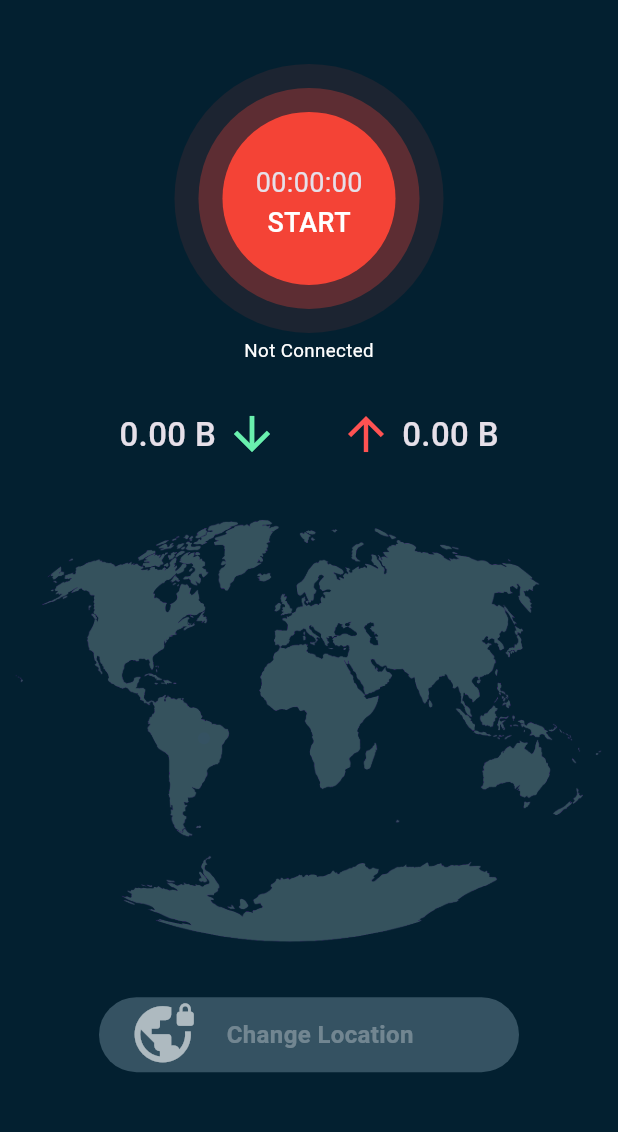
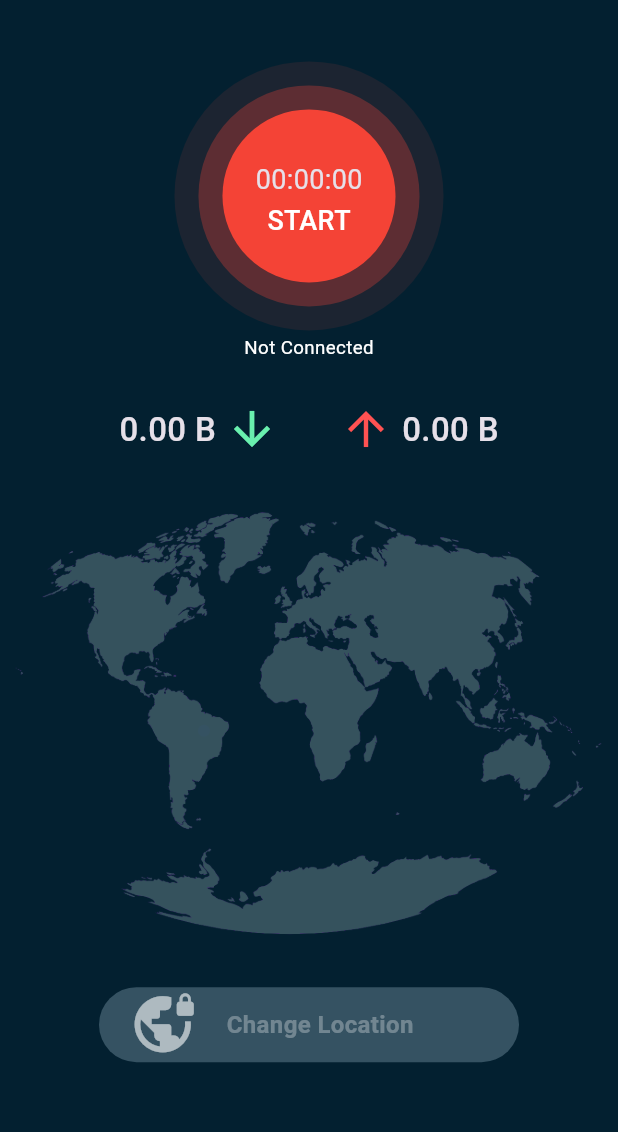
Before and after one commit to easytem-vpn/easytem-mobile, a Flutter app: the screen it shows after launch, on a phone screen of 412 x 824 dp, the part 63-1195 px from its top. Run offline on Flutter 3.47's test engine with Material 3 defaults, Android fonts, the phone set to English and light mode, and no system bars; our stand-ins replace csv, font_awesome_flutter, get, google_sign_in, hive_flutter, lottie; missing offline and left inert: flutter_facebook_auth; accounts and stored records are empty.

Commit message:
update UI for home screen

```diff
--- a/easytem/lib/screens/home_screen.dart
+++ b/easytem/lib/screens/home_screen.dart
@@ -134,7 +134,7 @@ class HomeScreen extends StatelessWidget {
           ),
         ),
 
-        const SizedBox(height: 10)
+        const SizedBox(height: 20)
 
       ]),
     );
```
Also changed, not shown: 2 other files.
